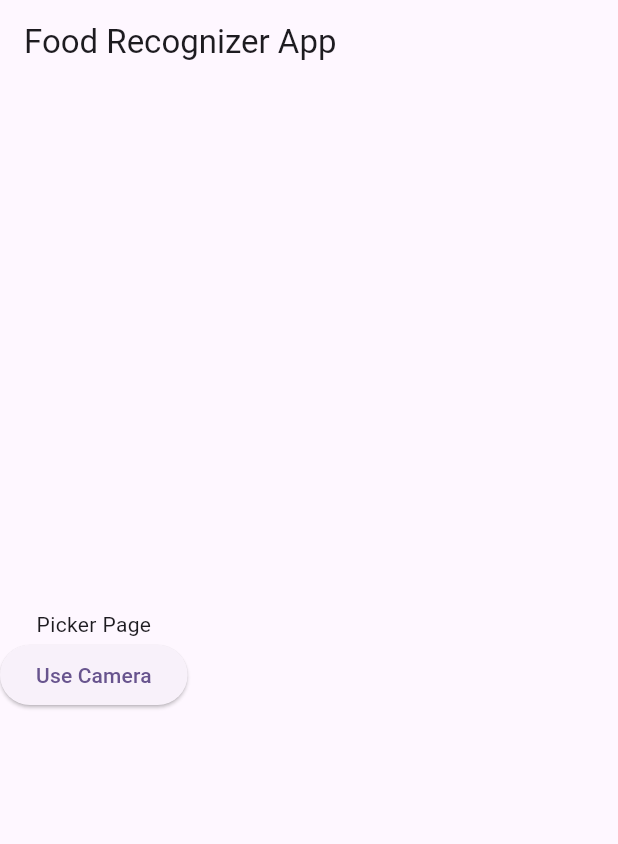
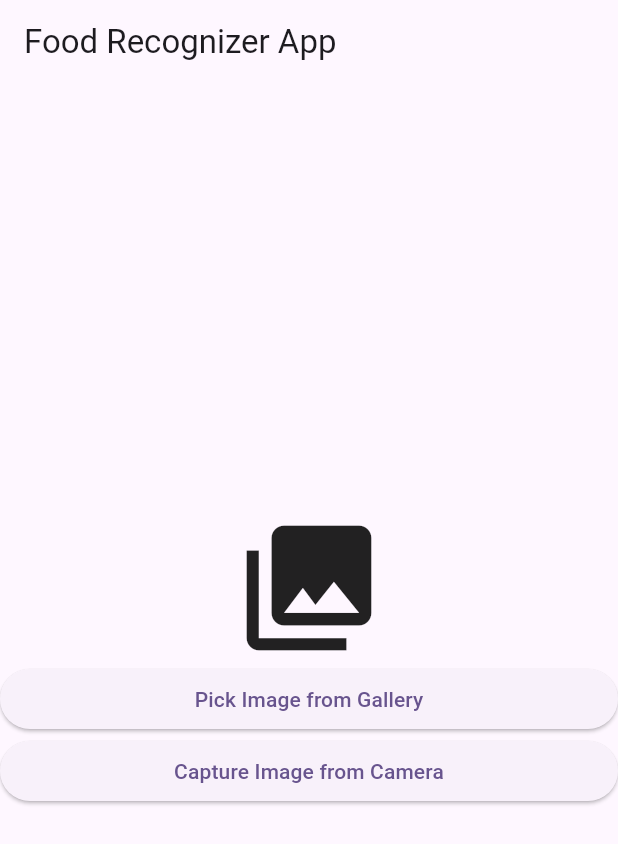
Before and after one commit to Lixmmy/food_recognizer_app, a Flutter app: the screen it shows after launch, on a phone screen of 412 x 824 dp. Shown: the top 844 px of the screen. Run offline on Flutter 3.47's test engine with Material 3 defaults, Android fonts, the light colour scheme and no system bars; our stand-ins replace camera, firebase_core, image_picker; accounts and stored records are empty.

Commit message:
sample page for picker page, to testing use camera and gallery.
that sample not yet use controller. it just testing for package

```diff
--- a/lib/pages/picker_page.dart
+++ b/lib/pages/picker_page.dart
@@ -1,4 +1,8 @@
+import 'dart:io';
+
+import 'package:camera/camera.dart';
 import 'package:flutter/material.dart';
+import 'package:image_picker/image_picker.dart';
 
 class PickerPage extends StatefulWidget {
   const PickerPage({super.key});
@@ -8,21 +12,76 @@ class PickerPage extends StatefulWidget {
 }
 
 class _PickerPageState extends State<PickerPage> {
+  XFile? image;
+
   @override
   Widget build(BuildContext context) {
     return SafeArea(
       child: Scaffold(
-        appBar: AppBar(
-          title: const Text('Food Recognizer App'),
-        ),
+        appBar: AppBar(title: const Text('Food Recognizer App')),
         body: Column(
+          crossAxisAlignment: CrossAxisAlignment.stretch,
           mainAxisAlignment: MainAxisAlignment.center,
           children: [
-            const Text('Picker Page'),
-
-            ElevatedButton(onPressed: (){
-
-            }, child: const Text('Use Camera')),
+            image != null
+                ? Stack(
+                    children: [
+                      SizedBox(
+                        width: double.infinity,
+                        height: 300,
+                        child: Image.file(File(image!.path), fit: BoxFit.cover),
+                      ),
+                      Positioned(
+                        top: 0,
+                        right: 0,
+                        child: IconButton(
+                          icon: const Icon(Icons.close, color: Colors.red),
+                          onPressed: () {
+                            setState(() {
+                              image = null;
+                            });
+                          },
+                        ),
+                      ),
+                    ],
+                  )
+                : Icon(Icons.photo_library, size: 100),
+            ElevatedButton(
+              onPressed: () async {
+                XFile? pickedImage = await ImagePicker().pickImage(
+                  source: ImageSource.gallery,
+                );
+                if (pickedImage != null) {
+                  setState(() {
+                    image = pickedImage;
+                  });
+                }
+              },
+              child: image != null
+                  ? const Text('Change Image')
+                  : const Text('Pick Image from Gallery'),
+            ),
+            ElevatedButton(
+              onPressed: () async {
+                XFile? capturedImage = await ImagePicker().pickImage(
+                  source: ImageSource.camera,
+                );
+                if (capturedImage != null) {
+                  setState(() {
+                    image = XFile(capturedImage.path);
+                  });
+                }
+              },
+              child: image != null
+                  ? const Text('Retake Image')
+                  : const Text('Capture Image from Camera'),
+            ),
+            image != null
+                ? ElevatedButton(
+                    onPressed: () {},
+                    child: const Text('Analyze Image'),
+                  )
+                : SizedBox.shrink(),
           ],
         ),
       ),
```
Also changed, not shown: lib/controller/photo_controller.dart (added, +17 -0 lines), lib/service/image_picker_service.dart (added, +14 -0 lines), lib/service/image_service.dart (deleted).
